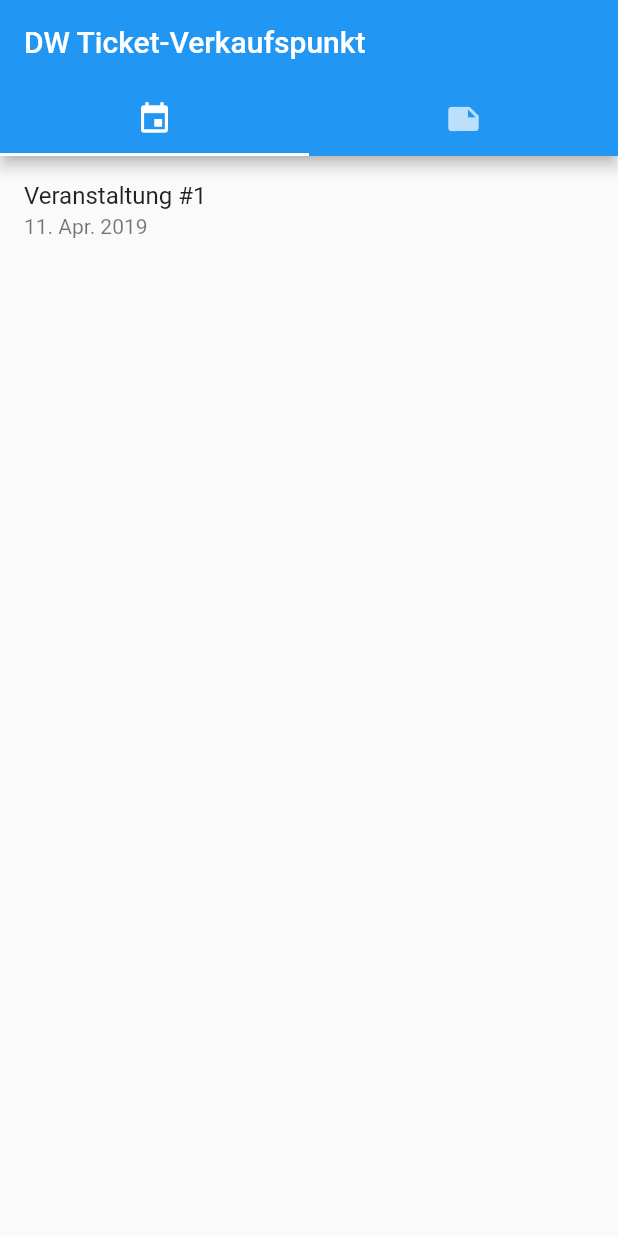
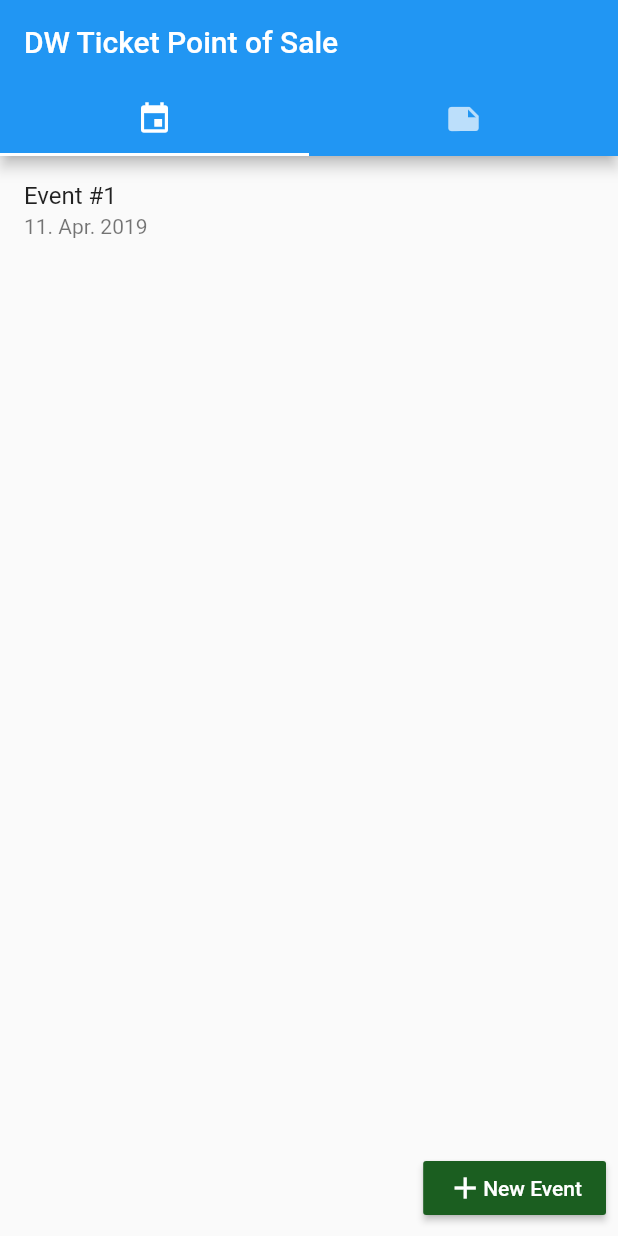
Before and after one commit to dasdware/dw-ticket-pos, a Flutter app: the screen it shows after launch, on a phone screen of 412 x 824 dp. Run offline on Flutter 3.47's test engine with Material 2 defaults, Android fonts, the light colour scheme and no system bars.

Commit message:
started translation in english, adding events

```diff
--- a/lib/main.dart
+++ b/lib/main.dart
@@ -25,7 +25,7 @@ class DWTicketPosApp extends StatelessWidget {
   @override
   Widget build(BuildContext context) {
     return MaterialApp(
-      title: 'DW Ticket Verkaufspunkt',
+      title: 'DW Ticket Point of Sale',
       theme: ThemeData(
         primarySwatch: Colors.blue,
       ),
--- a/lib/model/mock_storage.dart
+++ b/lib/model/mock_storage.dart
@@ -5,11 +5,11 @@ class MockStorage extends Storage {
 
   MockStorage() {
     tickets
-      ..add(Ticket('Normalpreis', 800))
-      ..add(Ticket('Ermäßigt', 500))
-      ..add(Ticket('Freikarte', 0))
-      ..add(Ticket('Virtuelle Freikarte', 0, 500));
+      ..add(Ticket('Standard Fare', 800))
+      ..add(Ticket('Reduced Price', 500))
+      ..add(Ticket('Free Entry', 0))
+      ..add(Ticket('Virtual Free Entry', 0, 500));
 
-    createEvent('Veranstaltung #1', DateTime.utc(2019, 4, 11), tickets);
+    createEvent('Event #1', DateTime.utc(2019, 4, 11), tickets);
   }
 }
--- a/lib/views/storage_home.dart
+++ b/lib/views/storage_home.dart
@@ -10,7 +10,7 @@ class StorageHomeView extends StatelessWidget {
       length: 2,
       child: Scaffold(
         appBar: AppBar(
-          title: Text('DW Ticket-Verkaufspunkt'),
+          title: Text('DW Ticket Point of Sale'),
           bottom: TabBar(
             tabs: [
               Tab(icon: Icon(Icons.event)),
--- a/lib/widgets/event_list.dart
+++ b/lib/widgets/event_list.dart
@@ -1,3 +1,4 @@
+import 'package:dw_ticket_pos/views/event_details.dart';
 import 'package:flutter/material.dart';
 import 'package:scoped_model/scoped_model.dart';
 
@@ -13,7 +14,11 @@ class EventListWidget extends StatelessWidget {
   @override
   Widget build(BuildContext context) {
     return ScopedModelDescendant<Storage>(
-        builder: (context, _, storage) => ListView(
+      builder: (context, _, storage) => Column(
+            crossAxisAlignment: CrossAxisAlignment.end,
+            children: [
+              Expanded(
+                child: ListView(
                   children: storage.events
                       .map(
                         (event) => ListTile(
@@ -24,11 +29,35 @@ class EventListWidget extends StatelessWidget {
                                     context,
                                     MaterialPageRoute(
                                         builder: (context) =>
-                                        EventHomeView(event: event)));
+                                            EventHomeView(storage: storage, event: event)));
                               },
                             ),
                       )
                       .toList(),
-            ));
+                ),
+              ),
+              Padding(
+                padding: const EdgeInsets.all(8.0),
+                child: RaisedButton(
+                  color: Colors.green.shade900,
+                  child: Row(
+                    mainAxisSize: MainAxisSize.min,
+                    children: <Widget>[
+                      Icon(
+                        Icons.add,
+                        color: Colors.white,
+                      ),
+                      Text(
+                        'New Event',
+                        style: TextStyle(color: Colors.white),
+                      ),
+                    ],
+                  ),
+                  onPressed: () => addEvent(context, storage),
+                ),
+              ),
+            ],
+          ),
+    );
   }
 }
```
Also changed, not shown: lib/utils/format.dart (+13 -1 lines), lib/views/event_details.dart (added, +299 -0 lines). Lines whose indentation alone changed are shown as unchanged.
